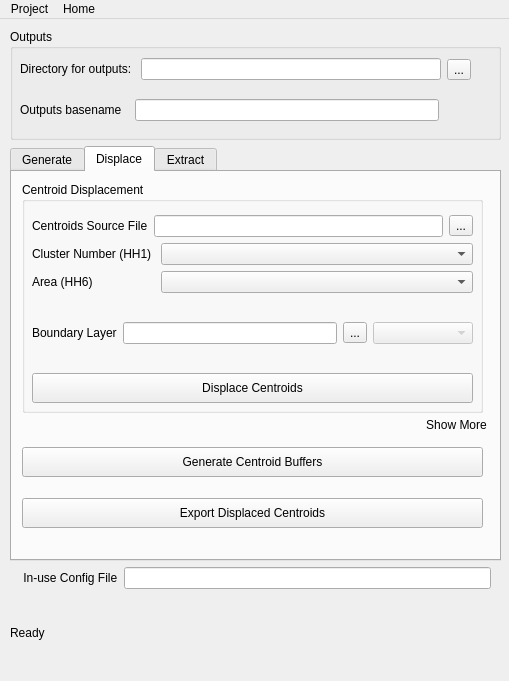
First picture: the form in plugin/mgp_mainwindow.ui, repository unicef-drp/mics-geocoding, before the edit.
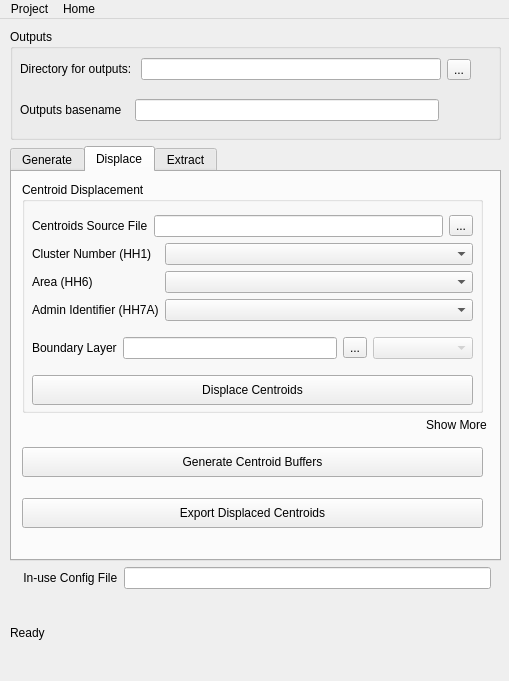
Second picture: the form after the edit. The open tabs and pages were chosen to show the change. Icons and pictures are not drawn.

Commit message: feat: add admin selector ui

```diff
--- a/plugin/mgp_mainwindow.ui
+++ b/plugin/mgp_mainwindow.ui
@@ -358,7 +358,7 @@
               <x>0</x>
               <y>23</y>
               <width>461</width>
-              <height>208</height>
+              <height>210</height>
              </rect>
             </property>
             <layout class="QVBoxLayout" name="verticalLayout_4">
@@ -422,6 +422,13 @@
                <item row="0" column="1">
                 <widget class="QComboBox" name="centroidsLayerNumeroFieldComboBox"/>
                </item>
+               <item row="2" column="0">
+                <widget class="QLabel" name="centroidsLayerAdminFieldLabel">
+                 <property name="text">
+                  <string>Admin Identifier (HH7A)</string>
+                 </property>
+                </widget>
+               </item>
                <item row="1" column="0">
                 <widget class="QLabel" name="centroidsLayerTypeFieldLabel">
                  <property name="text">
@@ -432,6 +439,13 @@
                <item row="1" column="1">
                 <widget class="QComboBox" name="centroidsLayerTypeFieldComboBox"/>
                </item>
+               <item row="2" column="1">
+                <widget class="QComboBox" name="centroidsLayerAdminFieldComboBox">
+                 <property name="editable">
+                  <bool>false</bool>
+                 </property>
+                </widget>
+               </item>
               </layout>
              </item>
              <item>
```
Left out of the diff: 4 changed lines with no effect on the pictures. The commit also changes 4 other files.
